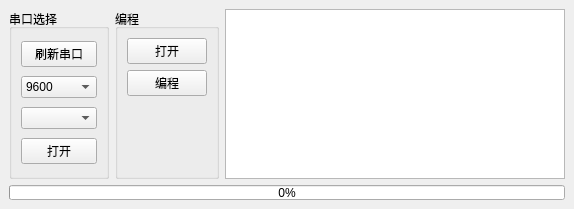
Above: fw_update/mainwindow.ui from dongFangTuring/CHCenter before the change. Below: the same form after it.
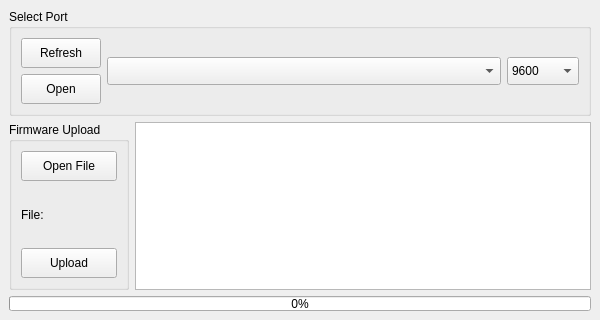
That is the form after the change.

Commit message: remove sorting for serial

Patch:
```diff
--- a/fw_update/mainwindow.ui
+++ b/fw_update/mainwindow.ui
@@ -6,20 +6,20 @@
    <rect>
     <x>0</x>
     <y>0</y>
-    <width>574</width>
-    <height>209</height>
+    <width>600</width>
+    <height>320</height>
    </rect>
   </property>
   <property name="minimumSize">
    <size>
-    <width>574</width>
-    <height>209</height>
+    <width>600</width>
+    <height>250</height>
    </size>
   </property>
   <property name="maximumSize">
    <size>
-    <width>574</width>
-    <height>209</height>
+    <width>600</width>
+    <height>400</height>
    </size>
   </property>
   <property name="windowTitle">
@@ -28,28 +28,71 @@
   <widget class="QWidget" name="centralwidget">
    <layout class="QVBoxLayout" name="verticalLayout_3">
     <item>
-     <layout class="QHBoxLayout" name="horizontalLayout">
-      <item>
        <widget class="QGroupBox" name="groupBox">
         <property name="maximumSize">
          <size>
-          <width>100</width>
+        <width>16777215</width>
           <height>16777215</height>
          </size>
         </property>
         <property name="title">
-         <string>串口选择</string>
-        </property>
+       <string>Select Port</string>
+      </property>
+      <layout class="QHBoxLayout" name="horizontalLayout_2">
+       <item>
         <layout class="QVBoxLayout" name="verticalLayout">
          <item>
           <widget class="QPushButton" name="btn_reflash_com">
+           <property name="minimumSize">
+            <size>
+             <width>0</width>
+             <height>30</height>
+            </size>
+           </property>
            <property name="text">
-            <string>刷新串口</string>
+            <string>Refresh</string>
+           </property>
+          </widget>
+         </item>
+         <item>
+          <widget class="QPushButton" name="btn_serial_open">
+           <property name="minimumSize">
+            <size>
+             <width>0</width>
+             <height>30</height>
+            </size>
+           </property>
+           <property name="text">
+            <string>Open</string>
+           </property>
+          </widget>
+         </item>
+        </layout>
+       </item>
+       <item>
+        <widget class="QComboBox" name="comboBox_com">
+         <property name="sizePolicy">
+          <sizepolicy hsizetype="MinimumExpanding" vsizetype="Fixed">
+           <horstretch>0</horstretch>
+           <verstretch>0</verstretch>
+          </sizepolicy>
+         </property>
+         <property name="minimumSize">
+          <size>
+           <width>0</width>
+           <height>28</height>
+          </size>
            </property>
           </widget>
          </item>
          <item>
           <widget class="QComboBox" name="comboBox_baud">
+         <property name="minimumSize">
+          <size>
+           <width>0</width>
+           <height>28</height>
+          </size>
+         </property>
            <property name="currentText">
             <string>9600</string>
            </property>
@@ -75,19 +118,11 @@
            </item>
           </widget>
          </item>
-         <item>
-          <widget class="QComboBox" name="comboBox_com"/>
-         </item>
-         <item>
-          <widget class="QPushButton" name="btn_serial_open">
-           <property name="text">
-            <string>打开</string>
-           </property>
-          </widget>
-         </item>
         </layout>
        </widget>
       </item>
+    <item>
+     <layout class="QHBoxLayout" name="horizontalLayout">
       <item>
        <widget class="QGroupBox" name="groupBox_2">
         <property name="maximumSize">
@@ -97,35 +132,41 @@
          </size>
         </property>
         <property name="title">
-         <string>编程</string>
+         <string>Firmware Upload</string>
         </property>
         <layout class="QVBoxLayout" name="verticalLayout_2">
          <item>
           <widget class="QPushButton" name="btn_open_file">
+           <property name="minimumSize">
+            <size>
+             <width>0</width>
+             <height>30</height>
+            </size>
+           </property>
            <property name="text">
-            <string>打开</string>
+            <string>Open File</string>
+           </property>
+          </widget>
+         </item>
+         <item>
+          <widget class="QLabel" name="label_file">
+           <property name="text">
+            <string>File:</string>
            </property>
           </widget>
          </item>
          <item>
           <widget class="QPushButton" name="btn_program">
-           <property name="text">
-            <string>编程</string>
-           </property>
-          </widget>
-         </item>
-         <item>
-          <spacer name="verticalSpacer">
-           <property name="orientation">
-            <enum>Qt::Vertical</enum>
-           </property>
-           <property name="sizeHint" stdset="0">
+           <property name="minimumSize">
             <size>
-             <width>20</width>
-             <height>599</height>
+             <width>0</width>
+             <height>30</height>
             </size>
            </property>
-          </spacer>
+           <property name="text">
+            <string>Upload</string>
+           </property>
+          </widget>
          </item>
         </layout>
        </widget>
```
Lines whose indentation alone changed are shown as unchanged. The commit also changes 2 other files.
